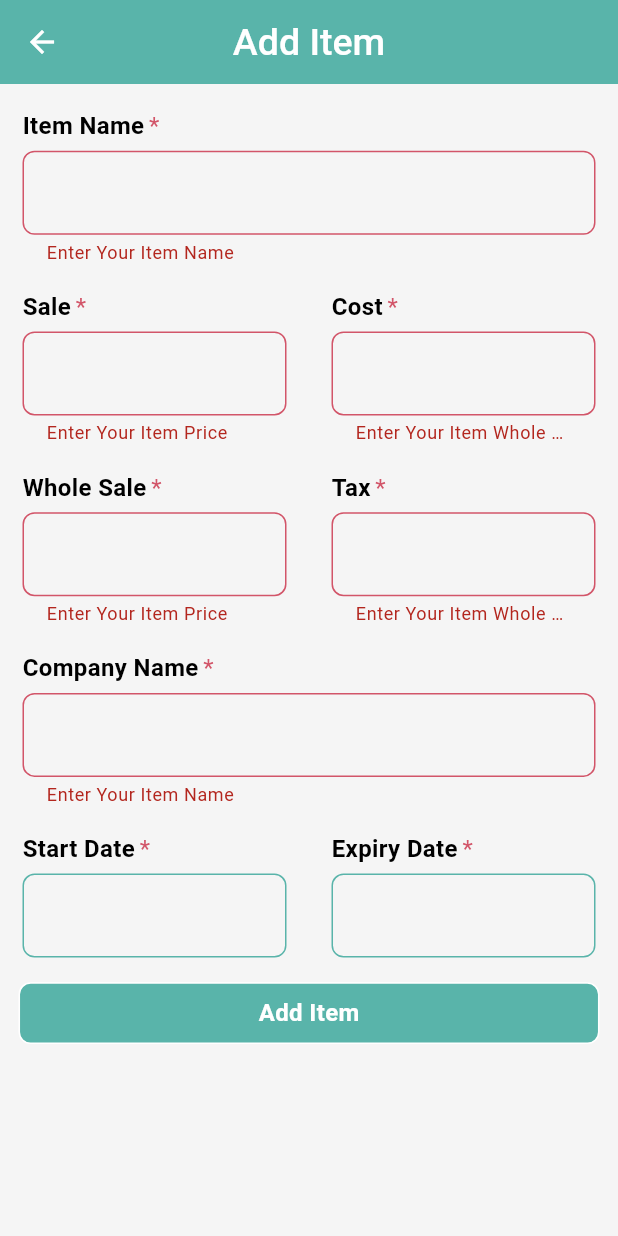
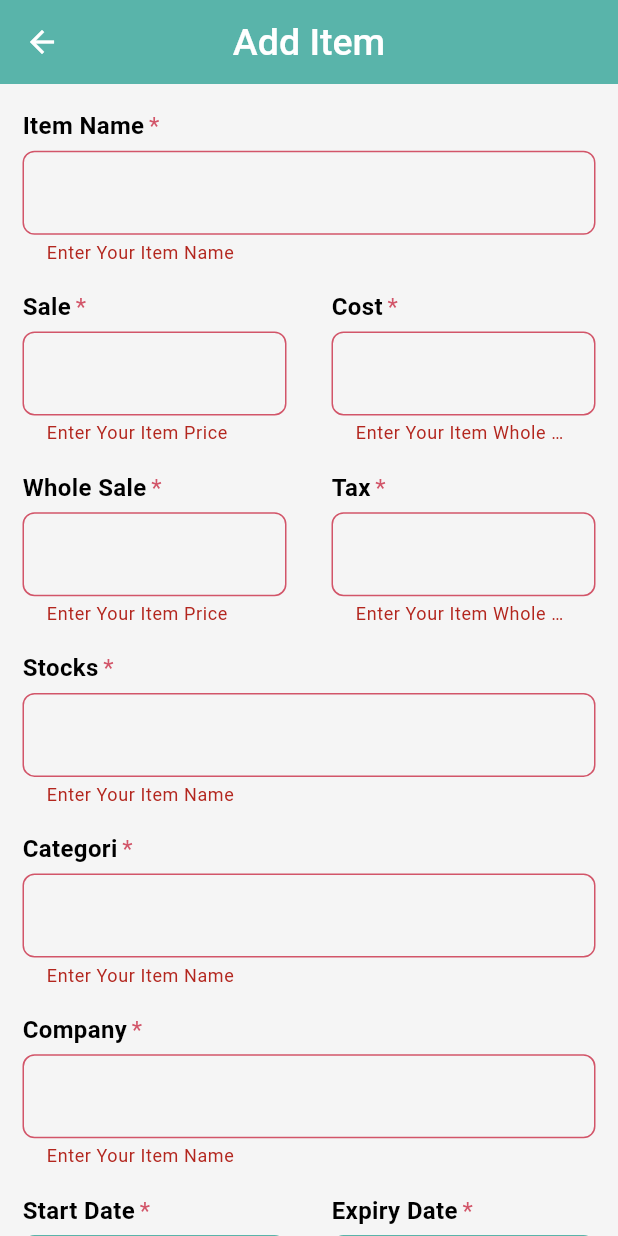
Before and after one commit to Shahabmustafa/Flutter-invoice-app, a Flutter app: the AddItems screen opened by its route, after a tap on "Add Item", on a phone screen of 412 x 824 dp. Run offline on Flutter 3.47's test engine with Material 3 defaults, Android fonts, the phone set to English and light mode, and no system bars; our stand-ins replace avatar_glow, cached_network_image, cloud_firestore, firebase_auth, firebase_core, firebase_storage and 8 more; missing offline and left inert: emailjs; accounts and stored records are empty.

Commit message:
add code

```diff
--- a/lib/model/item_model.dart
+++ b/lib/model/item_model.dart
@@ -5,6 +5,8 @@ class ItemModel {
   String? sale;
   String? cost;
   String? wholeSale;
+  String? stock;
+  String? categori;
   String? tax;
   String? companyName;
   String? saleDate;
@@ -15,6 +17,8 @@ class ItemModel {
         this.sale,
         this.cost,
         this.wholeSale,
+        this.stock,
+        this.categori,
         this.tax,
         this.companyName,
         this.saleDate,
@@ -27,6 +31,8 @@ class ItemModel {
       sale: snapshot["sale"],
       cost: snapshot["cost"],
       wholeSale: snapshot["wholeSale"],
+      stock: snapshot["stock"],
+      categori: snapshot["categori"],
       tax: snapshot["tax"],
       companyName: snapshot["companyName"],
       saleDate: snapshot["saleDate"],
@@ -40,6 +46,8 @@ class ItemModel {
     data['sale'] = this.sale;
     data['cost'] = this.cost;
     data['wholeSale'] = this.wholeSale;
+    data['stock'] = this.stock;
+    data['categori'] = this.categori;
     data['tax'] = this.tax;
     data['companyName'] = this.companyName;
     data['saleDate'] = this.saleDate;
--- a/lib/view model/firebase/item_controller.dart
+++ b/lib/view model/firebase/item_controller.dart
@@ -16,6 +16,8 @@ class ItemController extends GetxController{
   final sale = TextEditingController().obs;
   final cost = TextEditingController().obs;
   final wholeSale = TextEditingController().obs;
+  final stock = TextEditingController().obs;
+  final categori = TextEditingController().obs;
   final tax = TextEditingController().obs;
   final companyName = TextEditingController().obs;
   final saleDate = TextEditingController().obs;
@@ -34,6 +36,8 @@ class ItemController extends GetxController{
         sale: sale.value.text,
         cost: cost.value.text,
         wholeSale: wholeSale.value.text,
+        stock: stock.value.text,
+        categori: categori.value.text,
         tax: tax.value.text,
         companyName: companyName.value.text,
         saleDate: saleDate.value.text,
--- a/lib/view/bottam navigator bar/setting/add_item.dart
+++ b/lib/view/bottam navigator bar/setting/add_item.dart
@@ -60,7 +60,7 @@ class _AddItemsState extends State<AddItems> {
                     child: InvoiceTextField(
                       title: "Cost",
                       controller: item.cost.value,
-                      suffix: Text("%"),
+                      keyboardType: TextInputType.number,
                       validator: (value){
                         return value!.isEmpty ? "Enter Your Item Whole Price" : null;
                       },
@@ -88,6 +88,7 @@ class _AddItemsState extends State<AddItems> {
                     child: InvoiceTextField(
                       title: "Tax",
                       controller: item.tax.value,
+                      keyboardType: TextInputType.number,
                       suffix: Text("%"),
                       validator: (value){
                         return value!.isEmpty ? "Enter Your Item Whole Price" : null;
@@ -100,7 +101,28 @@ class _AddItemsState extends State<AddItems> {
                 height: size.height * 0.02,
               ),
               InvoiceTextField(
-                title: "Company Name",
+                title: "Stocks",
+                controller: item.stock.value,
+                keyboardType: TextInputType.number,
+                validator: (value){
+                  return value!.isEmpty ? "Enter Your Item Name" : null;
+                },
+              ),
+              SizedBox(
+                height: size.height * 0.02,
+              ),
+              InvoiceTextField(
+                title: "Categori",
+                controller: item.categori.value,
+                validator: (value){
+                  return value!.isEmpty ? "Enter Your Item Name" : null;
+                },
+              ),
+              SizedBox(
+                height: size.height * 0.02,
+              ),
+              InvoiceTextField(
+                title: "Company",
                 controller: item.companyName.value,
                 validator: (value){
                   return value!.isEmpty ? "Enter Your Item Name" : null;
--- a/lib/view/bottam navigator bar/setting/add_order.dart
+++ b/lib/view/bottam navigator bar/setting/add_order.dart
@@ -40,7 +40,6 @@ class _AddOrderState extends State<AddOrder> {
               ),
               InvoiceTextField(
                 title: "",
-                // controller: addSupplier.companyEmail.value,
                 keyboardType: TextInputType.emailAddress,
                 validator: (value){
                   return value!.isEmpty ? "Enter Your Email Address" : null;
--- a/lib/view/bottam navigator bar/setting/item_screen.dart
+++ b/lib/view/bottam navigator bar/setting/item_screen.dart
@@ -4,7 +4,6 @@ import 'package:flutter_invoice_app/res/colors/app_colors.dart';
 import 'package:flutter_invoice_app/res/component/app_button.dart';
 import 'package:flutter_invoice_app/res/component/text_widget.dart';
 import 'package:flutter_invoice_app/res/routes/routes.dart';
-import 'package:flutter_invoice_app/view%20model/firebase/item_controller.dart';
 import 'package:get/get.dart';
 
 class ItemScreen extends StatefulWidget {
@@ -33,7 +32,7 @@ class _ItemScreenState extends State<ItemScreen> {
                 return Padding(
                   padding: const EdgeInsets.symmetric(horizontal: 10,vertical: 10),
                   child: Container(
-                    height: size.height * 0.26,
+                    height: size.height * 0.32,
                     width: size.width,
                     padding: EdgeInsets.symmetric(horizontal: 15,vertical: 10),
                     decoration: BoxDecoration(
@@ -67,12 +66,20 @@ class _ItemScreenState extends State<ItemScreen> {
                           subtitle: item["wholeSale"],
                         ),
                         TextWidgets(
+                          title: "Stocks",
+                          subtitle: item["stock"],
+                        ),
+                        TextWidgets(
                           title: "Tax",
                           subtitle: item["tax"],
                         ),
                         TextWidgets(
                           title: "Supplier",
                           subtitle: item["companyName"],
+                        ),
+                        TextWidgets(
+                          title: "Categori",
+                          subtitle: item["categori"],
                         ),
                         TextWidgets(
                           title: "Expiry Date",
--- a/lib/view/bottam navigator bar/setting/supplier.dart
+++ b/lib/view/bottam navigator bar/setting/supplier.dart
@@ -103,7 +103,7 @@ class _SupplierScreenState extends State<SupplierScreen> {
                                   title: "Delete",
                                   content: Text("You Delete This Item"),
                                   onConfirm: (){
-                                    AppApiService.customer.doc(snapshot.data!.docs[index].id).delete().then((value) => Get.back());
+                                    AppApiService.supplier.doc(snapshot.data!.docs[index].id).delete().then((value) => Get.back());
                                   },
                                   onCancel: (){
                                     Get.back();
```
